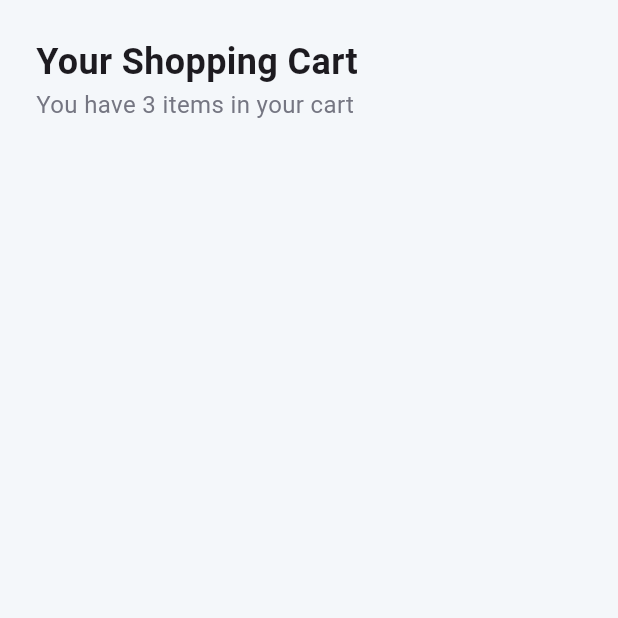
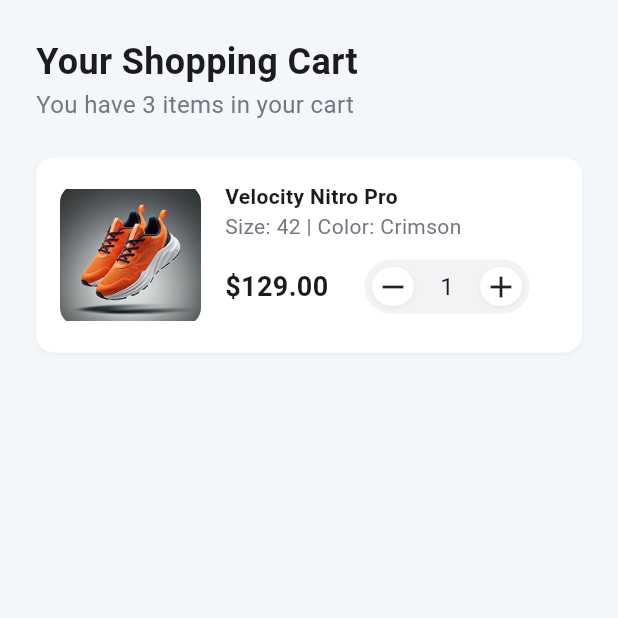
Before and after one commit to Jessetwo/vibrant_commerce, a Flutter app: the CartPage screen opened directly, on a phone screen of 412 x 824 dp, the top half of it. Run offline on Flutter 3.47's test engine with Material 3 defaults, Android fonts, the phone set to English and light mode, and no system bars.

Commit message:
cart added

```diff
--- /dev/null
+++ b/lib/components/widgets/cart.dart
@@ -0,0 +1,111 @@
+import 'package:flutter/material.dart';
+
+class Cart extends StatelessWidget {
+  const Cart({super.key});
+
+  @override
+  Widget build(BuildContext context) {
+    return Container(
+      padding: EdgeInsets.all(16),
+      width: double.infinity,
+      height: 130,
+      decoration: BoxDecoration(
+        borderRadius: BorderRadius.circular(12),
+        color: Colors.white,
+        boxShadow: [
+          BoxShadow(
+            color: Colors.black.withOpacity(0.05),
+            blurRadius: 2,
+            offset: Offset(0, 1),
+          ),
+        ],
+      ),
+      child: Row(
+        children: [
+          Container(
+            width: 94,
+            height: 94,
+            decoration: BoxDecoration(
+              borderRadius: BorderRadius.circular(12),
+              image: DecorationImage(
+                image: AssetImage('assets/images/shoe.png'),
+              ),
+            ),
+          ),
+          const SizedBox(width: 16),
+          Column(
+            crossAxisAlignment: CrossAxisAlignment.start,
+            children: [
+              Text(
+                'Velocity Nitro Pro',
+                style: TextStyle(fontSize: 14, fontWeight: FontWeight.w700),
+              ),
+              Text(
+                'Size: 42 | Color: Crimson',
+                style: TextStyle(fontSize: 14, color: Color(0xff757682)),
+              ),
+              const SizedBox(height: 12),
+              Row(
+                children: [
+                  Text(
+                    '\$129.00',
+                    style: TextStyle(fontSize: 18, fontWeight: FontWeight.w700),
+                  ),
+                  const SizedBox(width: 24),
+                  Container(
+                    alignment: Alignment.center,
+                    padding: EdgeInsets.all(5),
+                    height: 36,
+                    width: 110,
+                    decoration: BoxDecoration(
+                      color: Color(0xffF3F3F6),
+                      borderRadius: BorderRadius.circular(99),
+                    ),
+                    child: Row(
+                      mainAxisAlignment: MainAxisAlignment.spaceBetween,
+                      children: [
+                        Container(
+                          width: 28,
+                          height: 28,
+                          decoration: BoxDecoration(
+                            borderRadius: BorderRadius.circular(100),
+                            color: Color(0xffffffff),
+                            boxShadow: [
+                              BoxShadow(
+                                color: Colors.black.withOpacity(0.05),
+                                blurRadius: 2,
+                                offset: Offset(0, 1),
+                              ),
+                            ],
+                          ),
+                          child: Center(child: Icon(Icons.remove)),
+                        ),
+                        Text('1', style: TextStyle(fontSize: 16)),
+                        Container(
+                          width: 28,
+                          height: 28,
+                          decoration: BoxDecoration(
+                            borderRadius: BorderRadius.circular(100),
+                            color: Color(0xffffffff),
+                            boxShadow: [
+                              BoxShadow(
+                                color: Colors.black.withOpacity(0.05),
+                                blurRadius: 2,
+                                offset: Offset(0, 1),
+                              ),
+                            ],
+                          ),
+                          child: Center(child: Icon(Icons.add)),
+                        ),
+                      ],
+                    ),
+                  ),
+                ],
+              ),
+            ],
+          ),
+        ],
+      ),
+    );
+  }
+}
--- a/lib/screens/main_screens/cart_page.dart
+++ b/lib/screens/main_screens/cart_page.dart
@@ -1,5 +1,6 @@
 import 'package:flutter/material.dart';
 import 'package:vibrant_commerce/components/assets/app_colors.dart';
+import 'package:vibrant_commerce/components/widgets/cart.dart';
 
 class CartPage extends StatelessWidget {
   const CartPage({super.key});
@@ -23,6 +24,8 @@ class CartPage extends StatelessWidget {
                 'You have 3 items in your cart',
                 style: TextStyle(fontSize: 16, color: Color(0xff757682)),
               ),
+              const SizedBox(height: 24),
+              Cart(),
             ],
           ),
         ),
```
